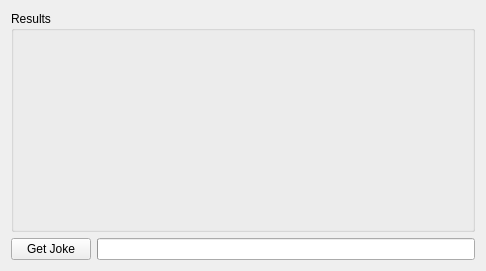
Qt form View/mainwindow.ui (jlgerber/chuckit) before a commit.
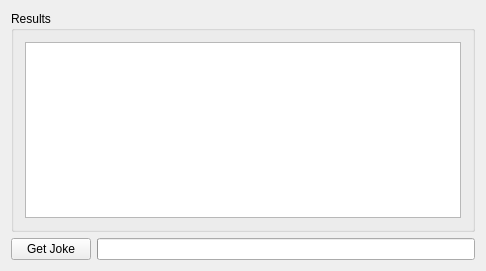
The same form after that commit.

Commit message: table widhget ip

Diff of the .ui file:
```diff
--- a/View/mainwindow.ui
+++ b/View/mainwindow.ui
@@ -29,7 +29,11 @@
       <property name="title">
        <string>Results</string>
       </property>
-      <layout class="QVBoxLayout" name="verticalLayout"/>
+      <layout class="QVBoxLayout" name="verticalLayout">
+       <item>
+        <widget class="QTableWidget" name="twJoke"/>
+       </item>
+      </layout>
      </widget>
     </item>
     <item>
```
